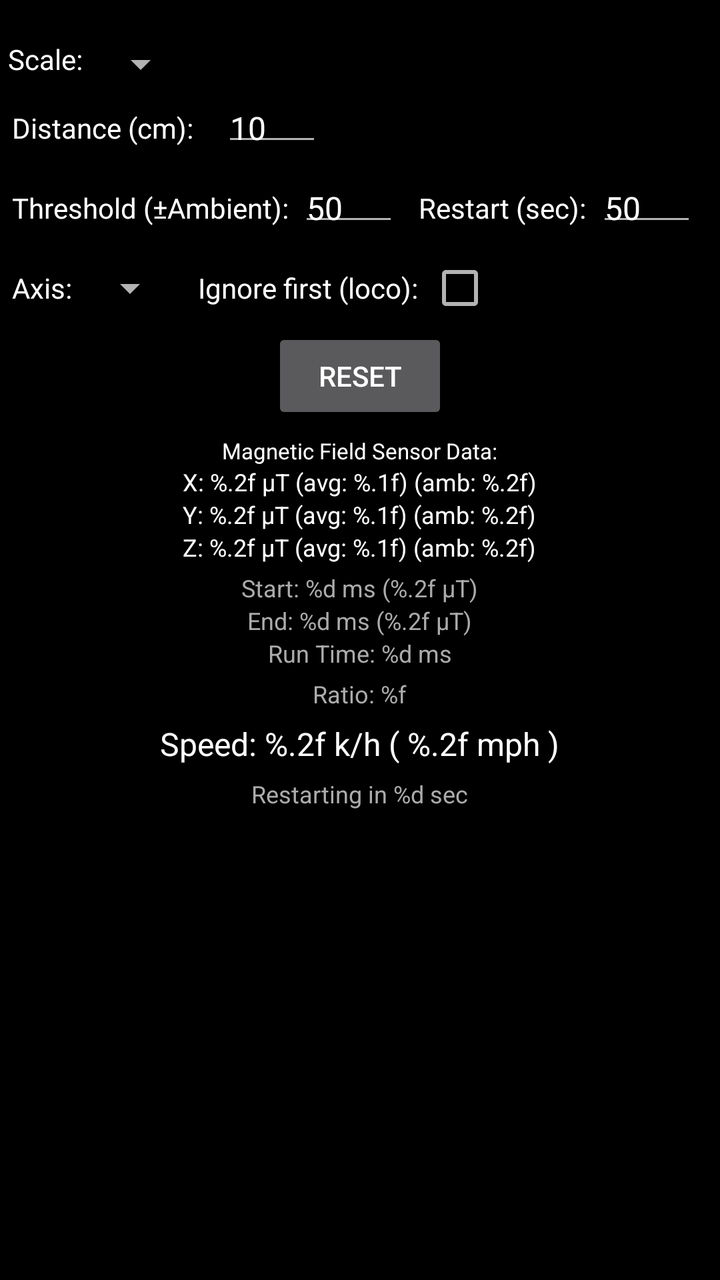
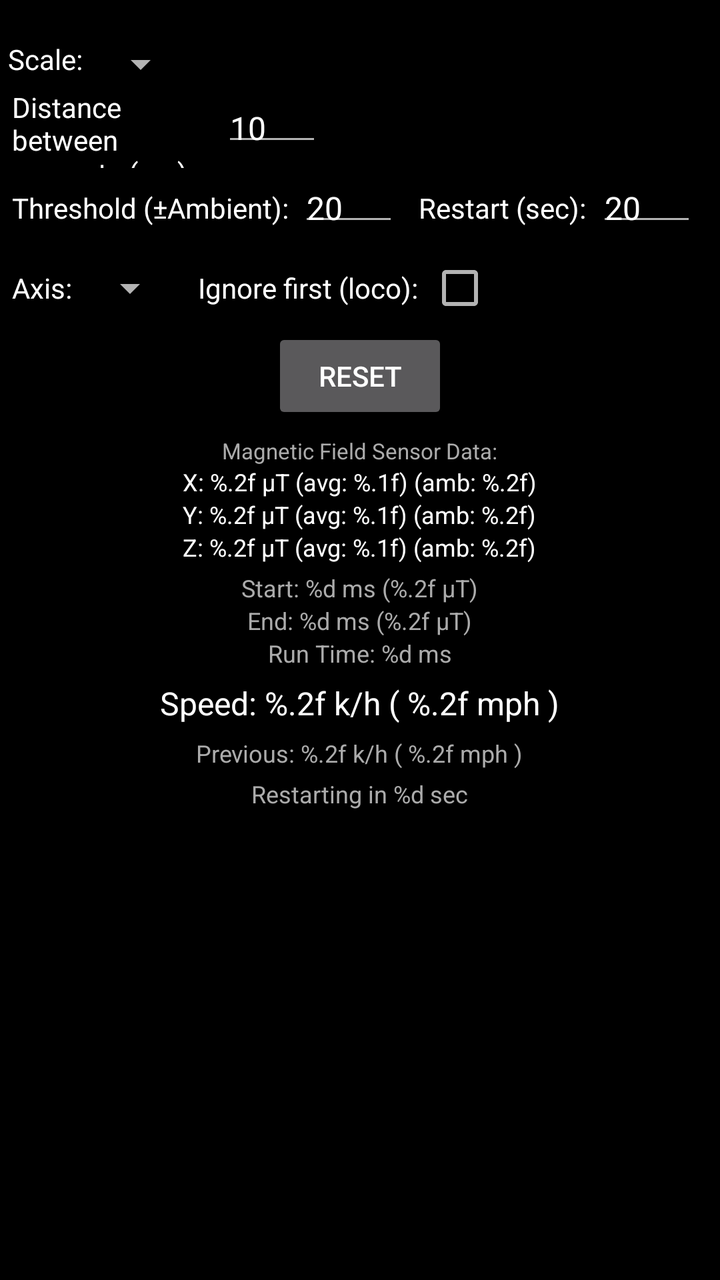

The first picture is an Android layout as it rendered before a commit; the second is the same layout after the commit. The layout source and the unified diff follow.
<!-- AndroidManifest.xml: activity theme Theme.MagneticScaleSpeedometer -->
<!-- res/layout/activity_main.xml -->
<?xml version="1.0" encoding="utf-8"?>
<LinearLayout xmlns:android="http://schemas.android.com/apk/res/android"
    xmlns:tools="http://schemas.android.com/tools"
    android:layout_width="match_parent"
    android:layout_height="match_parent"
    android:orientation="vertical"
    android:gravity="center"
    android:padding="0dp"
    android:layout_margin="0dp"
    android:background="@color/black"
    tools:context=".MainActivity">

    <ScrollView
        android:layout_width="match_parent"
        android:layout_height="match_parent"
        android:gravity="center"
        android:padding="0dp"
        android:layout_margin="0dp">

        <LinearLayout
            android:layout_width="match_parent"
            android:layout_height="wrap_content"
            android:orientation="vertical"
            android:gravity="center"
            android:padding="0dp"
            android:layout_margin="0dp">

            <LinearLayout
                android:layout_width="match_parent"
                android:layout_height="wrap_content"
                android:orientation="horizontal"
                android:gravity="start"
                android:layout_marginStart="4dp"
                android:layout_marginEnd="4dp"
                android:layout_marginTop="20dip"
                android:layout_marginBottom="0dp" >

                <TextView
                    android:layout_width="wrap_content"
                    android:layout_height="wrap_content"
                    android:textColor="@color/white"
                    android:textSize="14sp"
                    android:text="@string/scaleLabel"
                    android:layout_marginEnd="5dp" />


                <Spinner
                    android:id="@+id/scalesList"
                    android:layout_width="wrap_content"
                    android:layout_height="wrap_content"
                    android:ellipsize="none"
                    android:textColor="@color/white"
                    android:textSize="14sp"
                    android:fontFamily="sans-serif-condensed"
                    android:text="" />

            </LinearLayout>


            <LinearLayout
                android:layout_height="40dip"
                android:layout_width="match_parent"
                android:orientation="horizontal"
                android:gravity="start|center_vertical"
                android:layout_marginStart="4dp"
                android:layout_marginBottom="0dp" >

                <TextView
                    android:layout_width="100dp"
                    android:layout_height="wrap_content"
                    android:textColor="@color/white"
                    android:textSize="14sp"
                    android:text="@string/distanceLabel"
                    android:layout_marginEnd="5dp" />

                <EditText
                    android:id="@+id/distanceValue"
                    android:text="@string/distanceDefaultValue"
                    android:layout_width="50sp"
                    android:layout_height="wrap_content"
                    android:paddingTop="0dp"
                    android:paddingBottom="0dp"
                    android:textSize="16sp"
                    android:inputType="number"
                    android:digits="0123456789."/>

            </LinearLayout>

            <LinearLayout
                android:layout_width="match_parent"
                android:layout_height="40dip"
                android:orientation="horizontal"
                android:gravity="start|center_vertical"
                android:layout_marginStart="4dp"
                android:layout_marginBottom="0dp"
                android:visibility="gone">

                <TextView
                    android:id="@+id/ambientXLabel"
                    android:layout_width="100dp"
                    android:layout_height="wrap_content"
                    android:text="@string/ambientXLabel"
                    android:textSize="14sp"
                    android:textColor="@color/white" />

                <EditText
                    android:id="@+id/ambientXValue"
                    android:text=""
                    android:layout_width="50sp"
                    android:layout_height="wrap_content"
                    android:paddingTop="0dp"
                    android:paddingBottom="0dp"
                    android:layout_marginEnd="10dp"
                    android:textSize="16sp"
                    android:inputType="number"
                    android:digits="-0123456789."/>

                <TextView
                    android:id="@+id/ambientYLabel"
                    android:layout_width="wrap_content"
                    android:layout_height="wrap_content"
                    android:text="@string/ambientYLabel"
                    android:textSize="14sp"
                    android:textColor="@color/white" />

                <EditText
                    android:id="@+id/ambientYValue"
                    android:text=""
                    android:layout_width="50sp"
                    android:layout_height="wrap_content"
                    android:paddingTop="0dp"
                    android:paddingBottom="0dp"
                    android:layout_marginEnd="10dp"
                    android:textSize="16sp"
                    android:inputType="number"
                    android:digits="-0123456789."/>

                <TextView
                    android:id="@+id/ambientZLabel"
                    android:layout_width="wrap_content"
                    android:layout_height="wrap_content"
                    android:text="@string/ambientZLabel"
                    android:textSize="14sp"
                    android:textColor="@color/white" />

                <EditText
                    android:id="@+id/ambientZValue"
                    android:text=""
                    android:layout_width="50sp"
                    android:layout_height="wrap_content"
                    android:paddingTop="0dp"
                    android:paddingBottom="0dp"
                    android:layout_marginEnd="10dp"
                    android:textSize="16sp"
                    android:inputType="number"
                    android:digits="-0123456789."/>


            </LinearLayout>

            <LinearLayout
                android:layout_width="match_parent"
                android:layout_height="40dip"
                android:orientation="horizontal"
                android:gravity="start|center_vertical"
                android:layout_marginStart="4dp"
                android:layout_marginBottom="0dp" >

                <TextView
                    android:id="@+id/thresholdLabel"
                    android:layout_width="wrap_content"
                    android:layout_height="wrap_content"
                    android:text="@string/thresholdLabel"
                    android:textSize="14sp"
                    android:layout_marginEnd="5dp"
                    android:textColor="@color/white" />

                <EditText
                    android:id="@+id/thresholdValue"
                    android:text="@string/thresholdDefaultValue"
                    android:layout_width="50sp"
                    android:layout_height="wrap_content"
                    android:paddingTop="0dp"
                    android:paddingBottom="0dp"
                    android:layout_marginEnd="10dp"
                    android:textSize="16sp"
                    android:inputType="number"
                    android:digits="0123456789."/>

                <TextView
                    android:id="@+id/restartInLabel"
                    android:layout_width="wrap_content"
                    android:layout_height="wrap_content"
                    android:text="@string/restartInLabel"
                    android:textSize="14sp"
                    android:layout_marginEnd="5dp"
                    android:textColor="@color/white" />

                <EditText
                    android:id="@+id/restartInValue"
                    android:text="@string/thresholdDefaultValue"
                    android:layout_width="50sp"
                    android:layout_height="wrap_content"
                    android:paddingTop="0dp"
                    android:paddingBottom="0dp"
                    android:layout_marginEnd="10dp"
                    android:textSize="16sp"
                    android:inputType="number"
                    android:digits="0123456789"/>

            </LinearLayout>

            <LinearLayout
                android:layout_width="match_parent"
                android:layout_height="40dip"
                android:orientation="horizontal"
                android:gravity="start|center_vertical"
                android:layout_marginStart="4dp"
                android:layout_marginBottom="0dp" >

                <TextView
                    android:layout_width="wrap_content"
                    android:layout_height="wrap_content"
                    android:textColor="@color/white"
                    android:textSize="14sp"
                    android:text="@string/axisLabel"
                    android:layout_marginEnd="5dp"  />

                <Spinner
                    android:id="@+id/axisList"
                    android:layout_width="wrap_content"
                    android:layout_height="wrap_content"
                    android:ellipsize="none"
                    android:textColor="@color/white"
                    android:textSize="14sp"
                    android:text=""
                    android:layout_marginEnd="10dp"/>

                <TextView
                    android:layout_width="wrap_content"
                    android:layout_height="wrap_content"
                    android:textColor="@color/white"
                    android:textSize="14sp"
                    android:text="@string/ignoreFirstResponseLabel"
                    android:layout_marginEnd="5dp"  />

                <CheckBox
                    android:id="@+id/ignoreFirstResponse"
                    android:layout_width="wrap_content"
                    android:layout_height="wrap_content" />

            </LinearLayout>

            <LinearLayout
                android:layout_width="match_parent"
                android:layout_height="wrap_content"
                android:orientation="horizontal"
                android:gravity="center"
                android:layout_marginBottom="6dip" >

                <Button
                        android:id="@+id/resetButton"
                        android:layout_width="wrap_content"
                        android:layout_height="wrap_content"
                        android:layout_marginBottom="0dip"
                        android:text="@string/resetButtonLabel" />

            </LinearLayout>

            <TextView
                android:id="@+id/sensorLabel"
                android:layout_width="wrap_content"
                android:layout_height="wrap_content"
                android:layout_marginBottom="0dp"
                android:text="@string/sensorLabel"
                android:textSize="11sp"
                android:textColor="@color/white" />

            <TextView
                android:id="@+id/xAxisValue"
                android:layout_width="wrap_content"
                android:layout_height="wrap_content"
                android:layout_marginBottom="0dp"
                android:text="@string/xAxisValueLabel"
                android:textSize="12sp"
                android:textColor="@color/white" />

            <TextView
                android:id="@+id/yAxisValue"
                android:layout_width="wrap_content"
                android:layout_height="wrap_content"
                android:layout_marginBottom="0dp"
                android:text="@string/yAxisValueLabel"
                android:textSize="12sp"
                android:textColor="@color/white" />

            <TextView
                android:id="@+id/zAxisValue"
                android:layout_width="wrap_content"
                android:layout_height="wrap_content"
                android:layout_marginBottom="4dip"
                android:text="@string/zAxisValueLabel"
                android:textColor="@color/white"
                android:textSize="12sp"/>

            <TextView
                android:id="@+id/startTime"
                android:layout_width="wrap_content"
                android:layout_height="wrap_content"
                android:layout_marginBottom="0dp"
                android:text="@string/startTimeLabel"
                android:textColor="@color/offWhite"
                android:textSize="12sp"/>

            <TextView
                android:id="@+id/endTime"
                android:layout_width="wrap_content"
                android:layout_height="wrap_content"
                android:layout_marginBottom="0dp"
                android:text="@string/endTimeLabel"
                android:textColor="@color/offWhite"
                android:textSize="12sp"/>

            <TextView
                android:id="@+id/runTime"
                android:layout_width="wrap_content"
                android:layout_height="wrap_content"
                android:layout_marginBottom="4dp"
                android:text="@string/runTimeLabel"
                android:textColor="@color/offWhite"
                android:textSize="12sp"/>

            <TextView
                android:id="@+id/ratio"
                android:layout_width="wrap_content"
                android:layout_height="wrap_content"
                android:layout_marginBottom="6dp"
                android:text="@string/ratioLabel"
                android:textColor="@color/offWhite"
                android:textSize="12sp"/>

            <TextView
                android:id="@+id/speed"
                android:layout_width="wrap_content"
                android:layout_height="wrap_content"
                android:layout_marginBottom="6dp"
                android:text="@string/speedLabel"
                android:textColor="@color/white"
                android:textSize="16sp"/>

            <TextView
                android:id="@+id/restartCountdown"
                android:layout_width="wrap_content"
                android:layout_height="wrap_content"
                android:layout_marginBottom="6dp"
                android:text="@string/restartCountdownLabel"
                android:textColor="@color/offWhite"
                android:textSize="12sp"/>

        </LinearLayout>
    </ScrollView>
</LinearLayout>
<!-- resources referenced by this layout -->
<resources>
  <color name="black">#FF000000</color>
  <color name="offWhite">#ABABAB</color>
  <color name="white">#FFFFFFFF</color>
  <string name="ambientXLabel">Ambient X: </string>
  <string name="ambientYLabel">Y: </string>
  <string name="ambientZLabel">Z: </string>
  <string name="axisLabel">Axis: </string>
  <string name="distanceDefaultValue">10</string>
  <string name="distanceLabel">Distance (cm): </string>
  <string name="endTimeLabel">End: %d ms (%.2f μT)</string>
  <string name="ignoreFirstResponseLabel">Ignore first (loco): </string>
  <string name="ratioLabel">Ratio: %f</string>
  <string name="resetButtonLabel">Reset</string>
  <string name="restartCountdownLabel">Restarting in %d sec</string>
  <string name="restartInLabel">Restart (sec): </string>
  <string name="runTimeLabel">Run Time: %d ms</string>
  <string name="scaleLabel">Scale: </string>
  <string name="sensorLabel">Magnetic Field Sensor Data:</string>
  <string name="speedLabel">Speed: %.2f k/h ( %.2f mph )</string>
  <string name="startTimeLabel">Start: %d ms (%.2f μT)</string>
  <string name="thresholdDefaultValue">50</string>
  <string name="thresholdLabel">Threshold (±Ambient): </string>
  <string name="xAxisValueLabel">X: %.2f μT  (avg: %.1f) (amb: %.2f)</string>
  <string name="yAxisValueLabel">Y: %.2f μT  (avg: %.1f) (amb: %.2f)</string>
  <string name="zAxisValueLabel">Z: %.2f μT  (avg: %.1f) (amb: %.2f)</string>
  <style name="Theme.MagneticScaleSpeedometer" parent="Theme.AppCompat">
          <item name="android:dropDownListViewStyle">@style/spinner_style</item>
          <item name="android:spinnerDropDownItemStyle">@style/spinner_dropdown_item_style</item>
          <item name="android:spinnerStyle">@style/spinner</item>
          <item name="android:spinnerItemStyle">@style/spinner_item</item>
      </style>
  <style name="spinner_style" parent="Widget.AppCompat.ListView.DropDown">
          <item name="android:dividerHeight">1px</item>
          <item name="android:scrollbars">none</item>
          <item name="android:textSize">16sp</item>
          <item name="android:fontFamily">sans-serif-condensed</item>
      </style>
  <style name="spinner_dropdown_item_style" parent="Widget.AppCompat.DropDownItem.Spinner">
          <item name="android:textSize">16sp</item>
          <item name="android:fontFamily">sans-serif-condensed</item>
      </style>
  <style name="spinner" parent="Widget.AppCompat.Spinner">
          <item name="android:ellipsize">none</item>
          <item name="android:dropDownVerticalOffset">18dp</item>
          <item name="android:fontFamily">sans-serif-condensed</item>
      </style>
  <style name="spinner_item" parent="Widget.AppCompat.TextView.SpinnerItem">
          <item name="android:ellipsize">none</item>
          <item name="android:textSize">16sp</item>
          <item name="android:fontFamily">sans-serif-condensed</item>
      </style>
</resources>

<!-- the commit's change to res/layout/activity_main.xml (unified diff, before → after) -->
@@ -274,7 +274,7 @@
                 android:layout_marginBottom="0dp"
                 android:text="@string/sensorLabel"
                 android:textSize="11sp"
-                android:textColor="@color/white" />
+                android:textColor="@color/offWhite" />
 
             <TextView
                 android:id="@+id/xAxisValue"
@@ -337,22 +337,32 @@
                 android:layout_marginBottom="6dp"
                 android:text="@string/ratioLabel"
                 android:textColor="@color/offWhite"
-                android:textSize="12sp"/>
+                android:textSize="12sp"
+                android:visibility="gone"/>
 
             <TextView
                 android:id="@+id/speed"
                 android:layout_width="wrap_content"
                 android:layout_height="wrap_content"
+                android:layout_marginTop="2dp"
                 android:layout_marginBottom="6dp"
                 android:text="@string/speedLabel"
                 android:textColor="@color/white"
                 android:textSize="16sp"/>
 
             <TextView
+                android:id="@+id/previousSpeed"
+                android:layout_width="wrap_content"
+                android:layout_height="wrap_content"
+                android:layout_marginBottom="4dp"
+                android:text="@string/previousSpeedLabel"
+                android:textColor="@color/offWhite"
+                android:textSize="12sp"/>
+
+            <TextView
                 android:id="@+id/restartCountdown"
                 android:layout_width="wrap_content"
                 android:layout_height="wrap_content"
-                android:layout_marginBottom="6dp"
                 android:text="@string/restartCountdownLabel"
                 android:textColor="@color/offWhite"
                 android:textSize="12sp"/>
<!-- resource entries referenced after the edit -->
@@ -8,9 +8,10 @@
   <string name="ambientZLabel">Z: </string>
   <string name="axisLabel">Axis: </string>
   <string name="distanceDefaultValue">10</string>
-  <string name="distanceLabel">Distance (cm): </string>
+  <string name="distanceLabel">Distance between magnets (cm): </string>
   <string name="endTimeLabel">End: %d ms (%.2f μT)</string>
   <string name="ignoreFirstResponseLabel">Ignore first (loco): </string>
+  <string name="previousSpeedLabel">Previous: %.2f k/h ( %.2f mph )</string>
   <string name="ratioLabel">Ratio: %f</string>
   <string name="resetButtonLabel">Reset</string>
   <string name="restartCountdownLabel">Restarting in %d sec</string>
@@ -20,7 +21,7 @@
   <string name="sensorLabel">Magnetic Field Sensor Data:</string>
   <string name="speedLabel">Speed: %.2f k/h ( %.2f mph )</string>
   <string name="startTimeLabel">Start: %d ms (%.2f μT)</string>
-  <string name="thresholdDefaultValue">50</string>
+  <string name="thresholdDefaultValue">20</string>
   <string name="thresholdLabel">Threshold (±Ambient): </string>
   <string name="xAxisValueLabel">X: %.2f μT  (avg: %.1f) (amb: %.2f)</string>
   <string name="yAxisValueLabel">Y: %.2f μT  (avg: %.1f) (amb: %.2f)</string>
